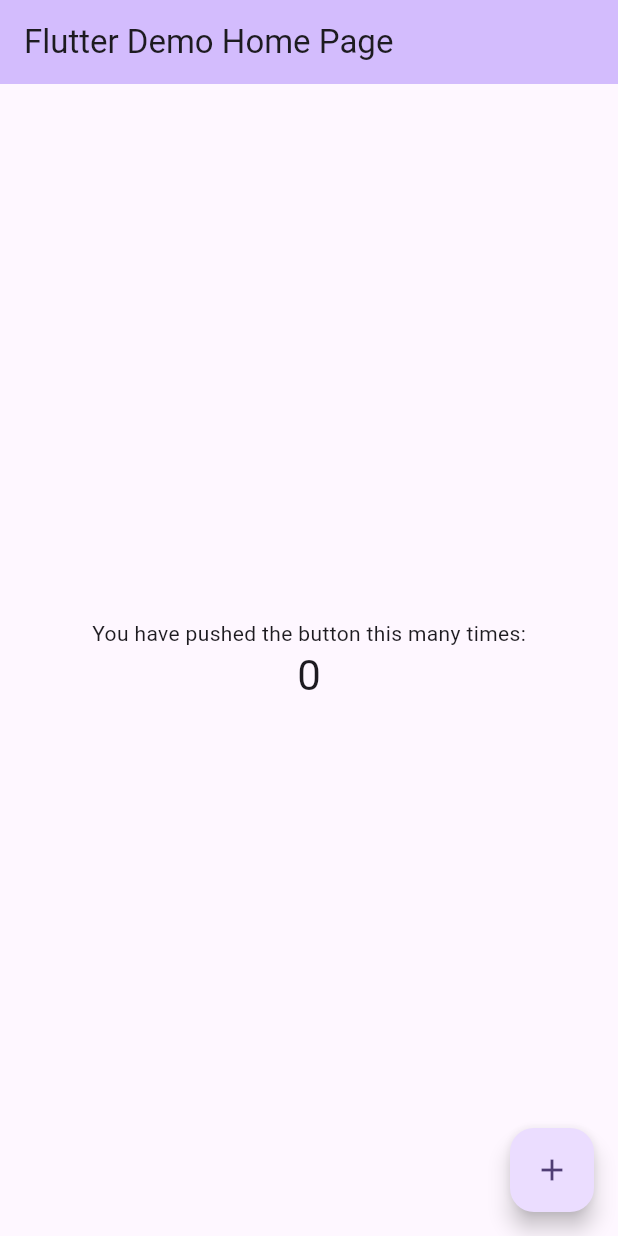
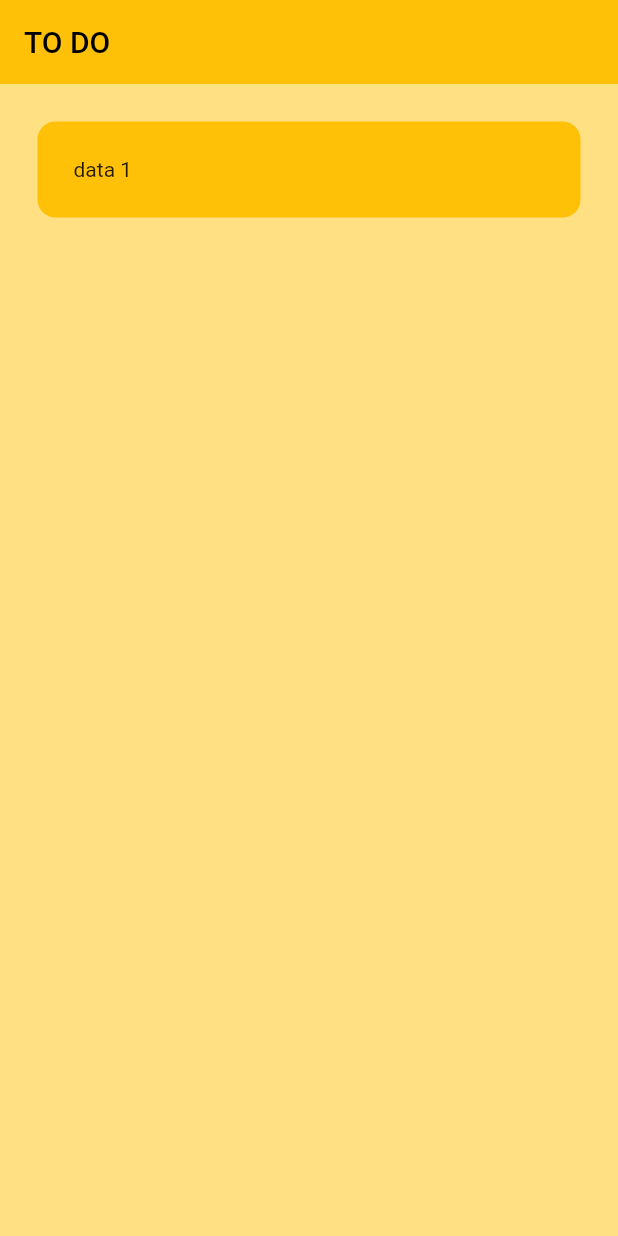
Before and after one commit to gihanjayakuru/flutter3App, a Flutter app: the screen it shows after launch, on a phone screen of 412 x 824 dp. Run offline on Flutter 3.47's test engine with Material 2 defaults, Android fonts, the phone set to English and light mode, and no system bars.

Commit message:
todo circular

```diff
--- /dev/null
+++ b/lib/home_page.dart
@@ -0,0 +1,27 @@
+import 'package:flutter/material.dart';
+import 'package:flutter3/util/todo_tile.dart';
+
+class HomePage extends StatefulWidget {
+  const HomePage({super.key});
+
+  @override
+  State<HomePage> createState() => _HomePageState();
+}
+
+class _HomePageState extends State<HomePage> {
+  @override
+  Widget build(BuildContext context) {
+    return Scaffold(
+      backgroundColor: Colors.amber[200],
+      appBar: AppBar(
+        title: Text('TO DO'),
+        elevation: 0,
+      ),
+      body: ListView(
+        children: [
+          ToDoTile(),
+        ],
+      ),
+    );
+  }
+}
--- a/lib/main.dart
+++ b/lib/main.dart
@@ -1,4 +1,5 @@
 import 'package:flutter/material.dart';
+import 'package:flutter3/home_page.dart';
 
 void main() {
   runApp(const MyApp());
@@ -7,119 +8,12 @@ void main() {
 class MyApp extends StatelessWidget {
   const MyApp({super.key});
 
-  // This widget is the root of your application.
   @override
   Widget build(BuildContext context) {
     return MaterialApp(
-      title: 'Flutter Demo',
-      theme: ThemeData(
-        // This is the theme of your application.
-        //
-        // TRY THIS: Try running your application with "flutter run". You'll see
-        // the application has a blue toolbar. Then, without quitting the app,
-        // try changing the seedColor in the colorScheme below to Colors.green
-        // and then invoke "hot reload" (save your changes or press the "hot
-        // reload" button in a Flutter-supported IDE, or press "r" if you used
-        // the command line to start the app).
-        //
-        // Notice that the counter didn't reset back to zero; the application
-        // state is not lost during the reload. To reset the state, use hot
-        // restart instead.
-        //
-        // This works for code too, not just values: Most code changes can be
-        // tested with just a hot reload.
-        colorScheme: ColorScheme.fromSeed(seedColor: Colors.deepPurple),
-        useMaterial3: true,
-      ),
-      home: const MyHomePage(title: 'Flutter Demo Home Page'),
+      debugShowCheckedModeBanner: false,
+      home: HomePage(),
+      theme: ThemeData(primarySwatch: Colors.amber),
     );
   }
 }
-
-class MyHomePage extends StatefulWidget {
-  const MyHomePage({super.key, required this.title});
-
-  // This widget is the home page of your application. It is stateful, meaning
-  // that it has a State object (defined below) that contains fields that affect
-  // how it looks.
-
-  // This class is the configuration for the state. It holds the values (in this
-  // case the title) provided by the parent (in this case the App widget) and
-  // used by the build method of the State. Fields in a Widget subclass are
-  // always marked "final".
-
-  final String title;
-
-  @override
-  State<MyHomePage> createState() => _MyHomePageState();
-}
-
-class _MyHomePageState extends State<MyHomePage> {
-  int _counter = 0;
-
-  void _incrementCounter() {
-    setState(() {
-      // This call to setState tells the Flutter framework that something has
-      // changed in this State, which causes it to rerun the build method below
-      // so that the display can reflect the updated values. If we changed
-      // _counter without calling setState(), then the build method would not be
-      // called again, and so nothing would appear to happen.
-      _counter++;
-    });
-  }
-
-  @override
-  Widget build(BuildContext context) {
-    // This method is rerun every time setState is called, for instance as done
-    // by the _incrementCounter method above.
-    //
-    // The Flutter framework has been optimized to make rerunning build methods
-    // fast, so that you can just rebuild anything that needs updating rather
-    // than having to individually change instances of widgets.
-    return Scaffold(
-      appBar: AppBar(
-        // TRY THIS: Try changing the color here to a specific color (to
-        // Colors.amber, perhaps?) and trigger a hot reload to see the AppBar
-        // change color while the other colors stay the same.
-        backgroundColor: Theme.of(context).colorScheme.inversePrimary,
-        // Here we take the value from the MyHomePage object that was created by
-        // the App.build method, and use it to set our appbar title.
-        title: Text(widget.title),
-      ),
-      body: Center(
-        // Center is a layout widget. It takes a single child and positions it
-        // in the middle of the parent.
-        child: Column(
-          // Column is also a layout widget. It takes a list of children and
-          // arranges them vertically. By default, it sizes itself to fit its
-          // children horizontally, and tries to be as tall as its parent.
-          //
-          // Column has various properties to control how it sizes itself and
-          // how it positions its children. Here we use mainAxisAlignment to
-          // center the children vertically; the main axis here is the vertical
-          // axis because Columns are vertical (the cross axis would be
-          // horizontal).
-          //
-          // TRY THIS: Invoke "debug painting" (choose the "Toggle Debug Paint"
-          // action in the IDE, or press "p" in the console), to see the
-          // wireframe for each widget.
-          mainAxisAlignment: MainAxisAlignment.center,
-          children: <Widget>[
-            const Text(
-              'You have pushed the button this many times:',
-            ),
-            Text(
-              '$_counter',
-              style: Theme.of(context).textTheme.headlineMedium,
-            ),
-          ],
-        ),
-      ),
-      floatingActionButton: FloatingActionButton(
-        onPressed: _incrementCounter,
-        tooltip: 'Increment',
-        child: const Icon(Icons.add),
-      ), // This trailing comma makes auto-formatting nicer for build methods.
-    );
-  }
-}
--- /dev/null
+++ b/lib/util/todo_tile.dart
@@ -0,0 +1,18 @@
+import 'package:flutter/material.dart';
+
+class ToDoTile extends StatelessWidget {
+  const ToDoTile({super.key});
+
+  @override
+  Widget build(BuildContext context) {
+    return Padding(
+      padding: const EdgeInsets.all(25.0),
+      child: Container(
+        padding: EdgeInsets.all(24),
+        child: Text("data 1"),
+        decoration: BoxDecoration(
+            color: Colors.amber, borderRadius: BorderRadius.circular(12)),
+      ),
+    );
+  }
+}
```
